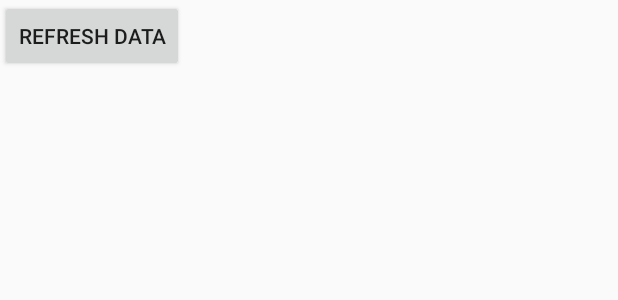
After one commit to oa10712/FRCScouting, an Android app: the layout fragment_settings.xml on its own in the app's theme, with its tools: preview values and no code run, on a phone screen of 412 x 824 dp. The commit adds this screen. Shown: the top 300 px of the screen. Run offline under Robolectric (Android 15) with nearby library versions, the phone set to English and light mode, and no system bars.

Commit message:
Relocated fragments; Added blank settings fragment; Added settings config file to read and load;

```diff
--- a/app/build.gradle
+++ b/app/build.gradle
@@ -27,6 +27,8 @@ dependencies {
     implementation 'com.android.support.constraint:constraint-layout:1.0.2'
     implementation 'com.android.support:appcompat-v7:26.1.0'
     implementation 'com.android.support:design:26.1.0'
+    implementation 'com.android.support:support-v4:26.1.0'
+    implementation 'com.android.support:recyclerview-v7:26.1.0'
     testImplementation 'junit:junit:4.12'
     androidTestImplementation 'com.android.support.test:runner:1.0.1'
     androidTestImplementation 'com.android.support.test.espresso:espresso-core:3.0.1'
--- /dev/null
+++ b/app/src/main/res/layout/fragment_settings.xml
@@ -0,0 +1,14 @@
+<?xml version="1.0" encoding="utf-8"?>
+<android.support.constraint.ConstraintLayout xmlns:android="http://schemas.android.com/apk/res/android"
+    xmlns:tools="http://schemas.android.com/tools"
+    android:layout_width="match_parent"
+    android:layout_height="match_parent">
+
+    <Button
+        android:id="@+id/button"
+        android:layout_width="wrap_content"
+        android:layout_height="wrap_content"
+        android:text="Refresh Data"
+        tools:layout_editor_absoluteX="16dp"
+        tools:layout_editor_absoluteY="16dp" />
+</android.support.constraint.ConstraintLayout>
--- a/app/src/main/res/values/dimens.xml
+++ b/app/src/main/res/values/dimens.xml
@@ -5,4 +5,5 @@
     <dimen name="nav_header_vertical_spacing">8dp</dimen>
     <dimen name="nav_header_height">176dp</dimen>
     <dimen name="fab_margin">16dp</dimen>
+    <dimen name="text_margin">16dp</dimen>
 </resources>
```
Also changed, not shown: app/src/main/java/com/team3313/frcscouting/MainActivity.java (+79 -2 lines), app/src/main/java/com/team3313/frcscouting/fragments/PitScoutingFragment.java (renamed from app/src/main/java/com/team3313/frcscouting/RankingFragment.java, +6 -4 lines), app/src/main/java/com/team3313/frcscouting/fragments/RankingFragment.java (added, +27 -0 lines), app/src/main/java/com/team3313/frcscouting/fragments/ScheduleFragment.java (renamed from app/src/main/java/com/team3313/frcscouting/ScheduleFragment.java, +23 -7 lines), app/src/main/java/com/team3313/frcscouting/fragments/SettingsFragment.java (renamed from app/src/main/java/com/team3313/frcscouting/PitScoutingFragment.java, +6 -4 lines).
